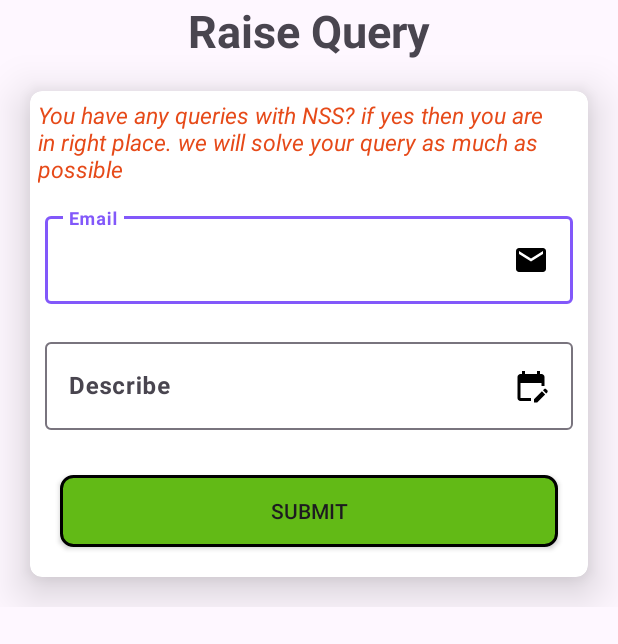
After one commit to danu20002/Nss_Git_App, an Android app: the Raise_query screen opened directly, with no data from a screen before it, on a phone screen of 412 x 824 dp. The commit adds this screen. Shown: the top 644 px of the screen. Run offline under Robolectric (Android 15) with nearby library versions, the phone set to English and light mode, and no system bars; our stand-ins replace Firebase (no records; nobody signed in at launch, a user with empty details on screens opened directly); 1 statement that could not run was skipped.

Commit message:
Updated now

```diff
--- a/app/src/main/AndroidManifest.xml
+++ b/app/src/main/AndroidManifest.xml
@@ -14,6 +14,9 @@
         android:supportsRtl="true"
         android:theme="@style/Theme.NssGit"
         tools:targetApi="31">
+        <activity
+            android:name=".Raise_query"
+            android:exported="false" />
         <activity
             android:name=".Contact_us"
             android:exported="false" />
--- a/app/src/main/java/com/daneshnaik/nssgit/Contact_us.java
+++ b/app/src/main/java/com/daneshnaik/nssgit/Contact_us.java
@@ -5,11 +5,14 @@ import androidx.appcompat.app.AppCompatActivity;
 import androidx.appcompat.widget.AppCompatButton;
 
 import android.app.ProgressDialog;
+import android.content.Intent;
+import android.net.Uri;
 import android.os.Build;
 import android.os.Bundle;
 import android.os.Handler;
 import android.os.StrictMode;
 import android.view.View;
+import android.widget.ImageView;
 import android.widget.Toast;
 
 import com.google.android.gms.tasks.OnCompleteListener;
@@ -35,6 +38,7 @@ import javax.mail.internet.MimeMessage;
 public class Contact_us extends AppCompatActivity {
     TextInputEditText email_contact_us;
     AppCompatButton btn_send_email;
+    ImageView conatct_us_instagram,contact_us_x;
 FirebaseAuth auth;
 FirebaseDatabase database;
     @Override
@@ -70,7 +74,7 @@ FirebaseDatabase database;
                 String email_send_btn_data=email_contact_us.getEditableText().toString().trim();
 
 
-                database.getReference().child("ContactUs").child(auth.getUid()).setValue(email_send_btn_data).addOnCompleteListener(new OnCompleteListener<Void>() {
+                database.getReference().child("ContactUs").child(auth.getUid()).push().setValue(email_send_btn_data).addOnCompleteListener(new OnCompleteListener<Void>() {
                     @Override
                     public void onComplete(@NonNull Task<Void> task) {
                         if (task.isComplete()){
@@ -135,5 +139,21 @@ FirebaseDatabase database;
             }
         });
 
+
+        contact_us_x=findViewById(R.id.contact_us_x);
+        conatct_us_instagram=findViewById(R.id.contact_us_instagram);
+        contact_us_x.setOnClickListener(new View.OnClickListener() {
+            @Override
+            public void onClick(View view) {
+                startActivity(new Intent(Intent.ACTION_VIEW, Uri.parse("")));
+            }
+        });
+        conatct_us_instagram.setOnClickListener(new View.OnClickListener() {
+            @Override
+            public void onClick(View view) {
+                startActivity(new Intent(Intent.ACTION_VIEW,Uri.parse("")));
+            }
+        });
+
     }
 }
--- a/app/src/main/java/com/daneshnaik/nssgit/Profile_management.java
+++ b/app/src/main/java/com/daneshnaik/nssgit/Profile_management.java
@@ -27,7 +27,7 @@ import de.hdodenhof.circleimageview.CircleImageView;
 public class Profile_management extends AppCompatActivity {
     BottomNavigationView bottom_nav_profile_management;
     CircleImageView profile_photo_settings;
-    TextView profile_settings_changer,group_belongs_to,program_officer,help_section_settings,privacy_policy_settings,contact_developer_settings,contact_us_settings,logout_settings;
+    TextView profile_settings_changer,group_belongs_to,program_officer,help_section_settings,raise_query_settings,privacy_policy_settings,contact_developer_settings,contact_us_settings,logout_settings;
     FirebaseDatabase database;
     FirebaseAuth auth;
     @Override
@@ -85,6 +85,13 @@ program_officer=findViewById(R.id.program_officer_settings);
      @Override
      public void onClick(View view) {
          startActivity(new Intent(getApplicationContext(), Help_section.class));
+     }
+ });
+ raise_query_settings=findViewById(R.id.raise_query_settings);
+ raise_query_settings.setOnClickListener(new View.OnClickListener() {
+     @Override
+     public void onClick(View view) {
+         startActivity(new Intent(getApplicationContext(), Raise_query.class));
      }
  });
 
--- /dev/null
+++ b/app/src/main/java/com/daneshnaik/nssgit/Raise_query.java
@@ -0,0 +1,51 @@
+package com.daneshnaik.nssgit;
+
+import androidx.annotation.NonNull;
+import androidx.appcompat.app.AppCompatActivity;
+import androidx.appcompat.widget.AppCompatButton;
+
+import android.os.Bundle;
+import android.view.View;
+
+import com.google.android.material.textfield.TextInputEditText;
+import com.google.firebase.auth.FirebaseAuth;
+import com.google.firebase.database.DataSnapshot;
+import com.google.firebase.database.DatabaseError;
+import com.google.firebase.database.FirebaseDatabase;
+import com.google.firebase.database.ValueEventListener;
+
+public class Raise_query extends AppCompatActivity {
+TextInputEditText email_raise_query,describe_raise_query;
+AppCompatButton btn_submit_raise_query;
+FirebaseAuth auth;
+FirebaseDatabase database;
+
+    @Override
+    protected void onCreate(Bundle savedInstanceState) {
+        super.onCreate(savedInstanceState);
+        setContentView(R.layout.activity_raise_query);
+        email_raise_query=findViewById(R.id.email_raise_query);
+        describe_raise_query=findViewById(R.id.describe_raise_query);
+        btn_submit_raise_query=findViewById(R.id.btn_submit_raise_query);
+        auth=FirebaseAuth.getInstance();
+        database=FirebaseDatabase.getInstance();
+        database.getReference().child("Users").child(auth.getUid()).addValueEventListener(new ValueEventListener() {
+            @Override
+            public void onDataChange(@NonNull DataSnapshot snapshot) {
+                   email_raise_query.setText(snapshot.child("email").getValue().toString());
+            }
+
+            @Override
+            public void onCancelled(@NonNull DatabaseError error) {
+
+            }
+        });
+        btn_submit_raise_query.setOnClickListener(new View.OnClickListener() {
+            @Override
+            public void onClick(View view) {
+
+            }
+        });
+
+    }
+}
--- a/app/src/main/java/com/daneshnaik/nssgit/User_login_page.java
+++ b/app/src/main/java/com/daneshnaik/nssgit/User_login_page.java
@@ -85,10 +85,14 @@ public class User_login_page extends AppCompatActivity {
                             }
                         });
                     }else{
+                        Email_login.setText("Enter Email please");
                         Toast.makeText(User_login_page.this, "Enter the Password", Toast.LENGTH_SHORT).show();
+                        progressDialog.dismiss();
                     }
                 }else{
+                    password_login.setText("Enter password please");
                     Toast.makeText(User_login_page.this, "Enter the Email", Toast.LENGTH_SHORT).show();
+                    progressDialog.dismiss();
                 }
             }
         });
--- /dev/null
+++ b/app/src/main/res/drawable/btn_back.xml
@@ -0,0 +1,7 @@
+<?xml version="1.0" encoding="utf-8"?>
+<shape xmlns:android="http://schemas.android.com/apk/res/android" android:shape="rectangle">
+    <corners android:radius="8dp"></corners>
+    <stroke android:width="2dp" android:color="@color/black">
+    </stroke>
+    <solid android:color="#F57C00"/>
+</shape>
--- a/app/src/main/res/layout/activity_contact_us.xml
+++ b/app/src/main/res/layout/activity_contact_us.xml
@@ -81,6 +81,7 @@
                     android:layout_width="60dp"
                     android:layout_height="60dp"
                     android:layout_margin="20dp"
+                    android:id="@+id/contact_us_instagram"
                     android:src="@drawable/instagram">
 
                 </ImageView>
@@ -88,6 +89,7 @@
                    android:layout_width="40dp"
                    android:layout_height="40dp"
                    android:layout_margin="20dp"
+                   android:id="@+id/contact_us_x"
                    android:src="@drawable/x_images"/>
 
             </androidx.appcompat.widget.LinearLayoutCompat>
--- a/app/src/main/res/layout/activity_profile_management.xml
+++ b/app/src/main/res/layout/activity_profile_management.xml
@@ -209,6 +209,7 @@
                           android:textColor="@color/black"
                           android:textStyle="bold"
                           android:textSize="20sp"
+                          android:id="@+id/raise_query_settings"
                           android:background="?attr/selectableItemBackground"
                           android:drawableEnd="@drawable/baseline_query_stats_24"
                           android:padding="5dp"
--- /dev/null
+++ b/app/src/main/res/layout/activity_raise_query.xml
@@ -0,0 +1,87 @@
+<?xml version="1.0" encoding="utf-8"?>
+<RelativeLayout xmlns:android="http://schemas.android.com/apk/res/android"
+    xmlns:app="http://schemas.android.com/apk/res-auto"
+    xmlns:tools="http://schemas.android.com/tools"
+    android:layout_width="match_parent"
+    android:layout_height="match_parent"
+
+    tools:context=".Raise_query">
+    <androidx.appcompat.widget.LinearLayoutCompat
+        android:layout_width="match_parent"
+        android:layout_height="wrap_content"
+        android:orientation="vertical">
+
+
+    <TextView
+        android:layout_width="match_parent"
+        android:layout_height="wrap_content"
+        android:textAlignment="center"
+        android:textSize="30sp"
+        android:textStyle="bold"
+        android:text="Raise Query"
+        />
+
+    <androidx.cardview.widget.CardView
+        android:layout_width="match_parent"
+        android:layout_height="wrap_content"
+        android:layout_margin="20dp"
+        app:cardCornerRadius="8dp"
+        app:cardElevation="18dp">
+        <androidx.appcompat.widget.LinearLayoutCompat
+            android:layout_width="match_parent"
+            android:layout_height="wrap_content"
+            android:orientation="vertical">
+            <TextView
+                android:layout_width="match_parent"
+                android:layout_height="wrap_content"
+                android:text="You have any queries with NSS? if yes then you are in right place. we will solve your query as much as possible"
+                android:textStyle="italic"
+                android:textSize="15sp"
+                android:textColor="#E64A19"
+                android:padding="5dp"/>
+            <com.google.android.material.textfield.TextInputLayout
+                android:layout_width="match_parent"
+                android:layout_height="wrap_content"
+                android:layout_margin="10dp"
+                style="@style/ThemeOverlay.Material3.AutoCompleteTextView.OutlinedBox">
+                <com.google.android.material.textfield.TextInputEditText
+                    android:layout_width="match_parent"
+                    android:layout_height="wrap_content"
+                    android:hint="Email"
+                    android:textColor="@color/black"
+                    android:drawableEnd="@drawable/baseline_email_24"
+                    android:id="@+id/email_raise_query"
+                    android:textStyle="bold">
+
+                </com.google.android.material.textfield.TextInputEditText>
+            </com.google.android.material.textfield.TextInputLayout>
+            <com.google.android.material.textfield.TextInputLayout
+                android:layout_width="match_parent"
+                android:layout_height="wrap_content"
+                android:layout_margin="10dp"
+                style="@style/ThemeOverlay.Material3.AutoCompleteTextView.OutlinedBox">
+                <com.google.android.material.textfield.TextInputEditText
+                    android:layout_width="match_parent"
+                    android:layout_height="wrap_content"
+                    android:hint="Describe"
+                    android:textColor="@color/black"
+                    android:drawableEnd="@drawable/baseline_edit_calendar_24"
+                    android:inputType="text|textMultiLine"
+                    android:id="@+id/describe_raise_query"
+                    android:textStyle="bold">
+
+                </com.google.android.material.textfield.TextInputEditText>
+            </com.google.android.material.textfield.TextInputLayout>
+            <androidx.appcompat.widget.AppCompatButton
+                android:layout_width="match_parent"
+                android:layout_height="wrap_content"
+                android:text="Submit"
+                android:layout_margin="20dp"
+                android:background="@drawable/btn_background"
+                android:id="@+id/btn_submit_raise_query"
+                android:textAlignment="center">
+            </androidx.appcompat.widget.AppCompatButton>
+        </androidx.appcompat.widget.LinearLayoutCompat>
+    </androidx.cardview.widget.CardView>
+    </androidx.appcompat.widget.LinearLayoutCompat>
+</RelativeLayout>
```
